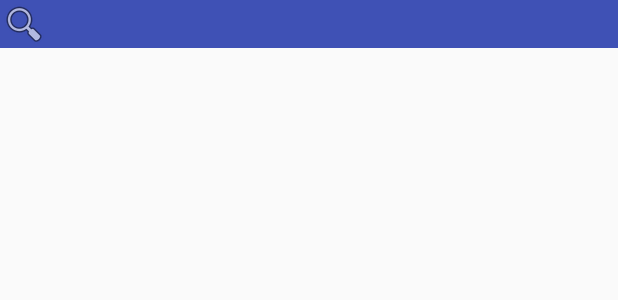
After one commit to petma/KCW_Mobile, an Android app: the layout toolbar_search.xml on its own in the app's theme, with its tools: preview values and no code run, on a phone screen of 412 x 824 dp. The commit adds this screen. Shown: the top 300 px of the screen. Run offline under Robolectric (Android 15) with nearby library versions, the phone set to English and light mode, and no system bars.

Commit message:
Add SearchView

```diff
--- /dev/null
+++ b/app/src/main/res/layout/toolbar_search.xml
@@ -0,0 +1,22 @@
+<?xml version="1.0" encoding="utf-8"?>
+<LinearLayout xmlns:android="http://schemas.android.com/apk/res/android"
+    android:layout_width="fill_parent"
+    android:layout_height="wrap_content"
+    android:background="@color/crepusculo_kantai_main_primary"
+    >
+
+    <ImageView
+        android:layout_width="wrap_content"
+        android:layout_height="wrap_content"
+        android:src="@android:drawable/ic_menu_search"
+        />
+
+    <TextView
+        android:id="@+id/message"
+        android:layout_width="wrap_content"
+        android:layout_height="wrap_content"
+        android:layout_gravity="center_vertical"
+        android:paddingLeft="6dp"
+        />
+
+</LinearLayout>
--- a/app/src/main/res/values/mycolor.xml
+++ b/app/src/main/res/values/mycolor.xml
@@ -1,6 +1,7 @@
 <?xml version="1.0" encoding="utf-8"?>
 <resources>
     <color name="crepusculo_kantai_main">#4876FF</color>
+    <color name="crepusculo_kantai_main_primary">#3F51B5</color>
     <color name="crepusculo_kantai_main_primarydark">#303F9F</color>
     <!-- Material DEFAULT colors -->
     <color name="material_drawer_primary">#2196F3</color>
--- /dev/null
+++ b/app/src/main/res/xml/searchable.xml
@@ -0,0 +1,5 @@
+<?xml version="1.0" encoding="utf-8"?>
+<searchable xmlns:android="http://schemas.android.com/apk/res/android"
+    android:label="@string/app_name"
+    android:hint="Search from here">
+</searchable>
```
Also changed, not shown: app/src/main/AndroidManifest.xml (+14 -1 lines), app/src/main/java/com/kantai_wiki/kcw_mobile/activity/MainActivity.java (+48 -8 lines), app/src/main/java/com/kantai_wiki/kcw_mobile/activity/SearchImpl.java (added, +28 -0 lines), app/src/main/res/menu/menu_main.xml (+7 -6 lines), 1 other file.
